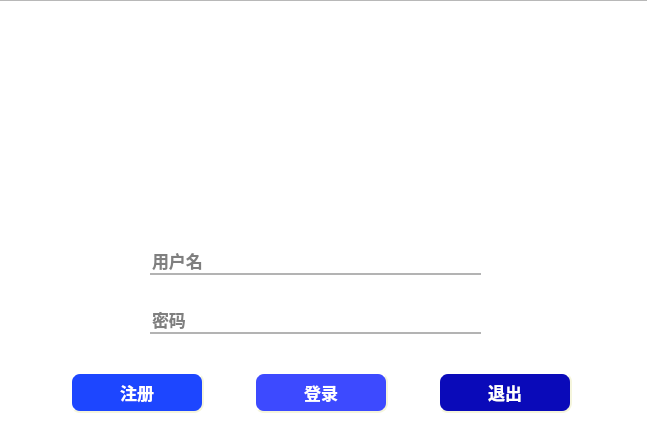
This is Client/App_view/Ui_file/login.ui in metaphysicser/MyMail as Qt 5 draws it before an edit. The edited form follows.
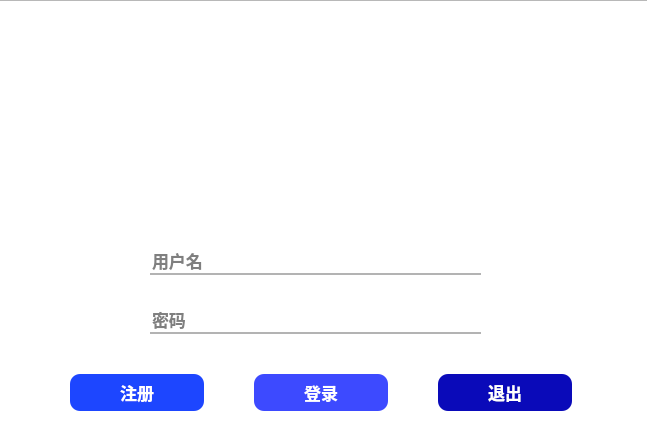
This is the edited form. Icons and pictures are not drawn.

The edit to the form file:
```diff
--- a/Client/App_view/Ui_file/login.ui
+++ b/Client/App_view/Ui_file/login.ui
@@ -25,6 +25,9 @@
   <property name="windowTitle">
    <string>Form</string>
   </property>
+  <property name="styleSheet">
+   <string notr="true"/>
+  </property>
   <widget class="QListView" name="listView">
    <property name="geometry">
     <rect>
@@ -205,7 +208,7 @@
        <string notr="true">QPushButton{
     background-color: rgb(29, 70, 255);
     border-style: outset;
-    border-width: 2px;
+    border-width: 0px;
     border-radius: 10px;
     border-color: beige;
     min-width: 4em;
@@ -242,7 +245,7 @@
        <string notr="true">QPushButton{
     background-color: rgb(61, 74, 255);
     border-style: outset;
-    border-width: 2px;
+    border-width: 0px;
     border-radius: 10px;
     border-color: beige;
     min-width: 4em;
@@ -275,7 +278,7 @@
        <string notr="true">QPushButton{
     background-color:rgb(10, 10, 185);
     border-style: outset;
-    border-width: 2px;
+    border-width: 0px;
     border-radius: 10px;
     border-color: beige;
     min-width: 4em;
```
